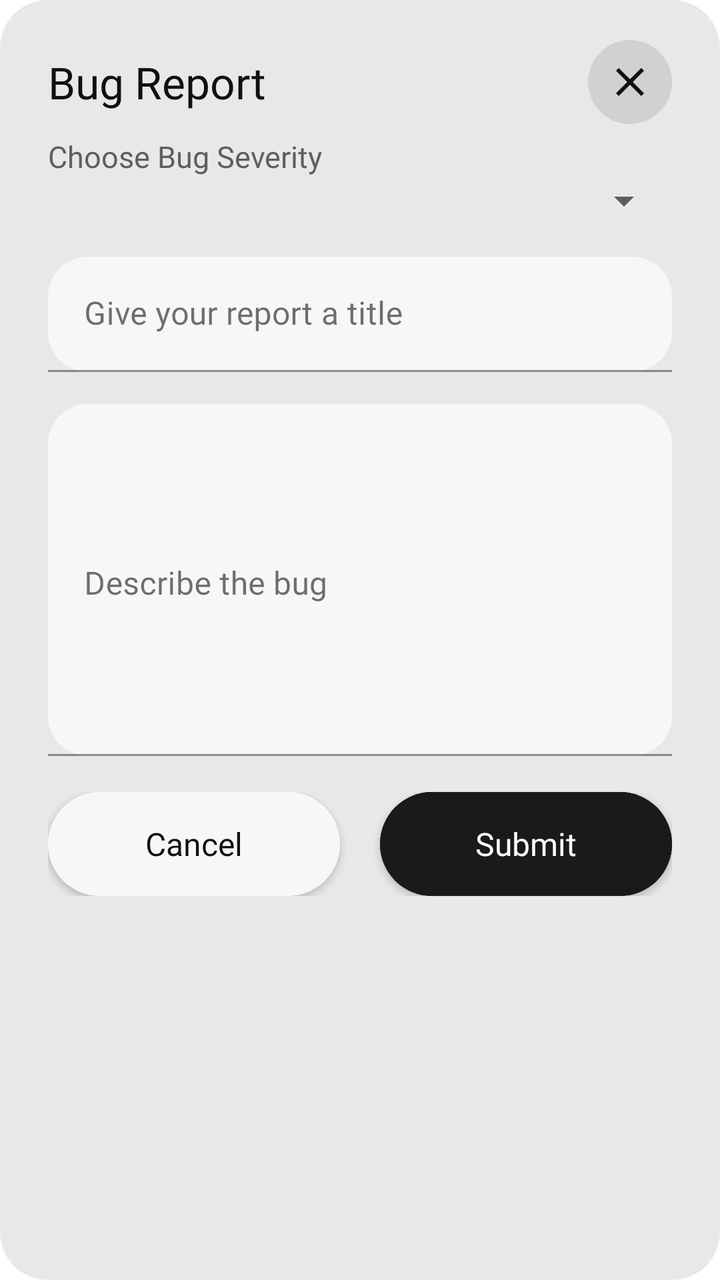
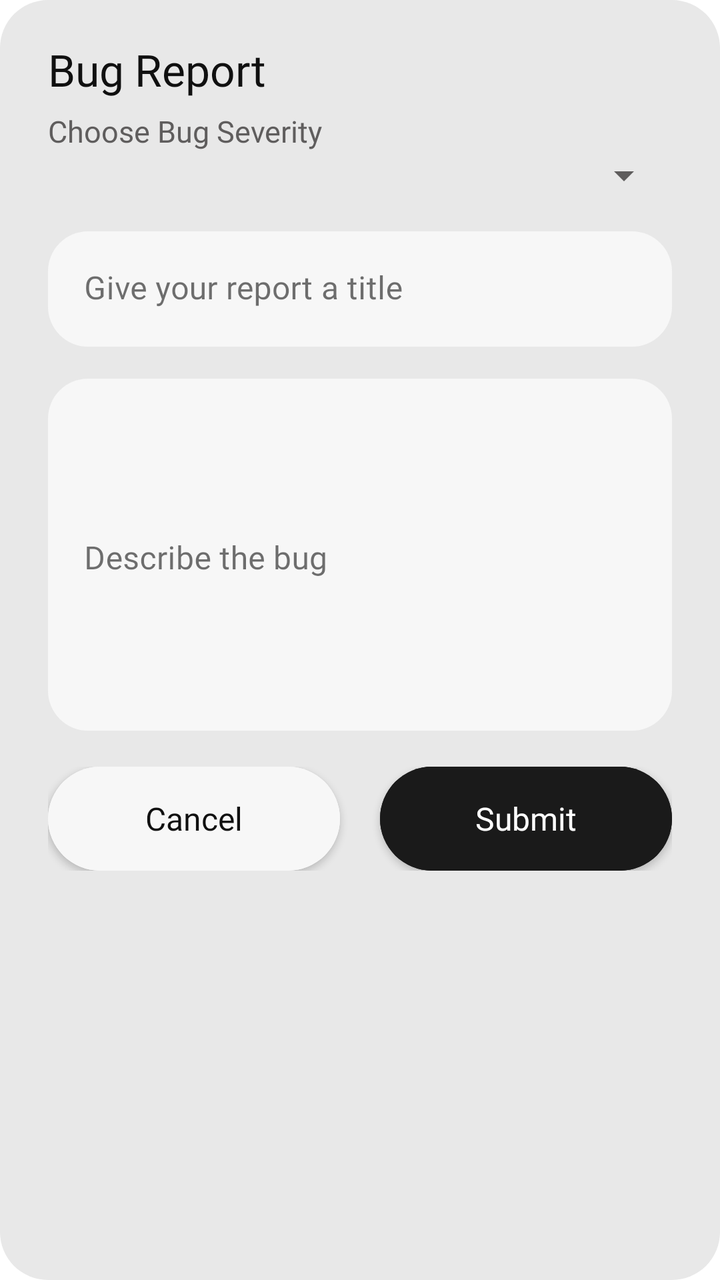

Two renders of the same Android screen: before a commit and after it. Below are the layout's source before the change and the commit's diff.
<!-- AndroidManifest.xml: application theme Theme.RateMyProfessor -->
<!-- res/layout/dialog_bug_report.xml -->
<?xml version="1.0" encoding="utf-8"?>
<LinearLayout xmlns:android="http://schemas.android.com/apk/res/android"
    xmlns:app="http://schemas.android.com/apk/res-auto"
    android:layout_width="match_parent"
    android:layout_height="wrap_content"
    android:background="@drawable/settings_dialog_background"
    android:orientation="vertical"
    android:paddingStart="24dp"
    android:paddingTop="20dp"
    android:paddingEnd="24dp"
    android:paddingBottom="22dp">

    <LinearLayout
        android:layout_width="match_parent"
        android:layout_height="wrap_content"
        android:gravity="center_vertical"
        android:orientation="horizontal">

        <TextView
            android:layout_width="0dp"
            android:layout_height="wrap_content"
            android:layout_weight="1"
            android:fontFamily="@font/inter_bold"
            android:text="@string/settings_bug_report"
            android:textColor="@color/text_primary"
            android:textSize="22sp" />

        <ImageButton
            android:id="@+id/bug_report_close"
            android:layout_width="42dp"
            android:layout_height="42dp"
            android:background="@drawable/settings_circle_button"
            android:contentDescription="@string/close"
            android:padding="12dp"
            android:src="@drawable/close_icon"
            app:tint="@color/icon_tint" />
    </LinearLayout>

    <TextView
        android:layout_width="match_parent"
        android:layout_height="wrap_content"
        android:layout_marginTop="6dp"
        android:fontFamily="@font/inter"
        android:text="@string/bug_severity"
        android:textColor="@color/text_muted"
        android:textSize="15sp" />

    <Spinner
        android:id="@+id/bug_severity"
        android:layout_width="match_parent"
        android:layout_height="wrap_content" />

    <com.google.android.material.textfield.TextInputLayout
        android:id="@+id/bug_report_title_layout"
        android:layout_width="match_parent"
        android:layout_height="wrap_content"
        android:layout_marginTop="16dp"
        android:hint="@string/bug_report_title_hint"
        app:boxBackgroundColor="@color/surface_container_low"
        app:boxBackgroundMode="filled"
        app:boxCornerRadiusBottomEnd="20dp"
        app:boxCornerRadiusBottomStart="20dp"
        app:boxCornerRadiusTopEnd="20dp"
        app:boxCornerRadiusTopStart="20dp"
        app:boxStrokeColor="@color/outline"
        app:errorTextColor="@color/danger"
        app:hintTextColor="@color/text_muted">
        <com.google.android.material.textfield.TextInputEditText
            android:id="@+id/bug_report_title_input"
            android:layout_width="match_parent"
            android:layout_height="wrap_content"
            android:fontFamily="@font/inter"
            android:inputType="textCapSentences"
            android:maxLines="1"
            android:paddingStart="18dp"
            android:paddingTop="18dp"
            android:paddingEnd="18dp"
            android:paddingBottom="18dp"
            android:textColor="@color/text_primary"
            android:textColorHint="@color/text_muted"
            android:textSize="16sp" />
    </com.google.android.material.textfield.TextInputLayout>



    <com.google.android.material.textfield.TextInputLayout
        android:id="@+id/bug_report_input_layout"
        android:layout_width="match_parent"
        android:layout_height="wrap_content"
        android:layout_marginTop="16dp"
        android:hint="@string/bug_report_hint"
        app:boxBackgroundColor="@color/surface_container_low"
        app:boxBackgroundMode="filled"
        app:boxCornerRadiusBottomEnd="20dp"
        app:boxCornerRadiusBottomStart="20dp"
        app:boxCornerRadiusTopEnd="20dp"
        app:boxCornerRadiusTopStart="20dp"
        app:boxStrokeColor="@color/outline"
        app:errorTextColor="@color/danger"
        app:hintTextColor="@color/text_muted">

        <com.google.android.material.textfield.TextInputEditText
            android:id="@+id/bug_report_input"
            android:layout_width="match_parent"
            android:layout_height="176dp"
            android:fontFamily="@font/inter"
            android:gravity="top|start"
            android:inputType="textMultiLine|textCapSentences"
            android:maxLines="8"
            android:paddingStart="18dp"
            android:paddingTop="18dp"
            android:paddingEnd="18dp"
            android:paddingBottom="18dp"
            android:textColor="@color/text_primary"
            android:textColorHint="@color/text_muted"
            android:textSize="16sp" />
    </com.google.android.material.textfield.TextInputLayout>

    <LinearLayout
        android:layout_width="match_parent"
        android:layout_height="52dp"
        android:layout_marginTop="18dp"
        android:orientation="horizontal">

        <com.google.android.material.button.MaterialButton
            android:id="@+id/bug_report_cancel"
            style="@style/text_style"
            android:layout_width="0dp"
            android:layout_height="match_parent"
            android:layout_marginEnd="10dp"
            android:layout_weight="1"
            android:backgroundTint="@color/surface_container_low"
            android:insetTop="0dp"
            android:insetBottom="0dp"
            android:letterSpacing="0"
            android:text="@string/cancel"
            android:textColor="@color/text_primary"
            android:textSize="16sp"
            app:cornerRadius="26dp" />

        <com.google.android.material.button.MaterialButton
            android:id="@+id/bug_report_submit"
            style="@style/text_style"
            android:layout_width="0dp"
            android:layout_height="match_parent"
            android:layout_marginStart="10dp"
            android:layout_weight="1"
            android:backgroundTint="@color/surface_inverse"
            android:insetTop="0dp"
            android:insetBottom="0dp"
            android:letterSpacing="0"
            android:text="@string/submit"
            android:textColor="@color/text_on_inverse"
            android:textSize="16sp"
            app:cornerRadius="26dp" />
    </LinearLayout>

</LinearLayout>
<!-- resources referenced by this layout -->
<resources>
  <color name="danger">#FFB3261E</color>
  <color name="icon_tint">#FF101010</color>
  <color name="outline">#FFC4C4C4</color>
  <color name="surface_container_low">#FFF7F7F7</color>
  <color name="surface_inverse">#FF1A1A1A</color>
  <color name="text_muted">#FF5F5D5D</color>
  <color name="text_on_inverse">#FFFFFFFF</color>
  <color name="text_primary">#FF101010</color>
  <!-- drawable close_icon (drawable) -->
  <?xml version="1.0" encoding="utf-8"?>
  <vector xmlns:android="http://schemas.android.com/apk/res/android"
      android:width="24dp"
      android:height="24dp"
      android:viewportWidth="24"
      android:viewportHeight="24">
      <path
          android:fillColor="@android:color/white"
          android:pathData="M6.4,5L12,10.6L17.6,5L19,6.4L13.4,12L19,17.6L17.6,19L12,13.4L6.4,19L5,17.6L10.6,12L5,6.4L6.4,5Z" />
  </vector>
  <!-- drawable settings_circle_button (drawable) -->
  <?xml version="1.0" encoding="utf-8"?>
  <shape xmlns:android="http://schemas.android.com/apk/res/android"
      android:shape="oval">
      <solid android:color="@color/circle_button_background" />
  </shape>
  <!-- drawable settings_dialog_background (drawable) -->
  <?xml version="1.0" encoding="utf-8"?>
  <shape xmlns:android="http://schemas.android.com/apk/res/android">
      <solid android:color="@color/surface_container" />
      <corners android:radius="24dp" />
  </shape>
  <string name="bug_report_hint">Describe the bug</string>
  <string name="bug_report_title_hint">Give your report a title</string>
  <string name="bug_severity">Choose Bug Severity</string>
  <string name="cancel">Cancel</string>
  <string name="close">Close</string>
  <string name="settings_bug_report">Bug Report</string>
  <string name="submit">Submit</string>
  <style name="text_style" parent="Widget.MaterialComponents.Button">
          <item name="android:fontFamily">@font/inter_bold</item>
          <item name="android:textAllCaps">false</item>
      </style>
  <style name="Theme.RateMyProfessor" parent="Theme.MaterialComponents.DayNight.NoActionBar">
          
          <item name="colorPrimary">@color/text_primary</item>
          <item name="colorPrimaryVariant">@color/text_primary</item>
          <item name="colorOnPrimary">@color/text_on_inverse</item>
          <item name="colorSecondary">@color/text_primary</item>
          <item name="colorSecondaryVariant">@color/text_primary</item>
          <item name="colorOnSecondary">@color/text_on_inverse</item>
  
          
          <item name="android:windowBackground">@color/surface</item>
          <item name="colorSurface">@color/surface_container</item>
          <item name="colorOnSurface">@color/text_primary</item>
          <item name="colorError">@color/danger</item>
          <item name="colorOnError">@color/text_on_inverse</item>
  
          <item name="android:textColorPrimary">@color/text_primary</item>
          <item name="android:textColorSecondary">@color/text_muted</item>
          <item name="android:textColorHint">@color/text_hint</item>
  
          
          <item name="android:statusBarColor">@android:color/transparent</item>
          <item name="android:navigationBarColor">@android:color/transparent</item>
      </style>
  <color name="circle_button_background">#1A101010</color>
  <color name="surface_container">#FFE8E8E8</color>
  <color name="surface">#FFFFFFFF</color>
  <color name="text_hint">#FF8A8A8A</color>
</resources>

<!-- the commit's change to res/layout/dialog_bug_report.xml (unified diff, before → after) -->
@@ -25,15 +25,6 @@
             android:textColor="@color/text_primary"
             android:textSize="22sp" />
 
-        <ImageButton
-            android:id="@+id/bug_report_close"
-            android:layout_width="42dp"
-            android:layout_height="42dp"
-            android:background="@drawable/settings_circle_button"
-            android:contentDescription="@string/close"
-            android:padding="12dp"
-            android:src="@drawable/close_icon"
-            app:tint="@color/icon_tint" />
     </LinearLayout>
 
     <TextView
@@ -62,6 +53,8 @@
         app:boxCornerRadiusBottomStart="20dp"
         app:boxCornerRadiusTopEnd="20dp"
         app:boxCornerRadiusTopStart="20dp"
+        app:boxStrokeWidth="0dp"
+        app:boxStrokeWidthFocused="0dp"
         app:boxStrokeColor="@color/outline"
         app:errorTextColor="@color/danger"
         app:hintTextColor="@color/text_muted">
@@ -95,6 +88,8 @@
         app:boxCornerRadiusBottomStart="20dp"
         app:boxCornerRadiusTopEnd="20dp"
         app:boxCornerRadiusTopStart="20dp"
+        app:boxStrokeWidth="0dp"
+        app:boxStrokeWidthFocused="0dp"
         app:boxStrokeColor="@color/outline"
         app:errorTextColor="@color/danger"
         app:hintTextColor="@color/text_muted">
<!-- resource entries referenced after the edit -->
@@ -1,30 +1,12 @@
 <!-- resources referenced by this layout -->
 <resources>
   <color name="danger">#FFB3261E</color>
-  <color name="icon_tint">#FF101010</color>
   <color name="outline">#FFC4C4C4</color>
   <color name="surface_container_low">#FFF7F7F7</color>
   <color name="surface_inverse">#FF1A1A1A</color>
   <color name="text_muted">#FF5F5D5D</color>
   <color name="text_on_inverse">#FFFFFFFF</color>
   <color name="text_primary">#FF101010</color>
-  <!-- drawable close_icon (drawable) -->
-  <?xml version="1.0" encoding="utf-8"?>
-  <vector xmlns:android="http://schemas.android.com/apk/res/android"
-      android:width="24dp"
-      android:height="24dp"
-      android:viewportWidth="24"
-      android:viewportHeight="24">
-      <path
-          android:fillColor="@android:color/white"
-          android:pathData="M6.4,5L12,10.6L17.6,5L19,6.4L13.4,12L19,17.6L17.6,19L12,13.4L6.4,19L5,17.6L10.6,12L5,6.4L6.4,5Z" />
-  </vector>
-  <!-- drawable settings_circle_button (drawable) -->
-  <?xml version="1.0" encoding="utf-8"?>
-  <shape xmlns:android="http://schemas.android.com/apk/res/android"
-      android:shape="oval">
-      <solid android:color="@color/circle_button_background" />
-  </shape>
   <!-- drawable settings_dialog_background (drawable) -->
   <?xml version="1.0" encoding="utf-8"?>
   <shape xmlns:android="http://schemas.android.com/apk/res/android">
@@ -35,7 +17,6 @@
   <string name="bug_report_title_hint">Give your report a title</string>
   <string name="bug_severity">Choose Bug Severity</string>
   <string name="cancel">Cancel</string>
-  <string name="close">Close</string>
   <string name="settings_bug_report">Bug Report</string>
   <string name="submit">Submit</string>
   <style name="text_style" parent="Widget.MaterialComponents.Button">
@@ -66,7 +47,6 @@
           <item name="android:statusBarColor">@android:color/transparent</item>
           <item name="android:navigationBarColor">@android:color/transparent</item>
       </style>
-  <color name="circle_button_background">#1A101010</color>
   <color name="surface_container">#FFE8E8E8</color>
   <color name="surface">#FFFFFFFF</color>
   <color name="text_hint">#FF8A8A8A</color>
